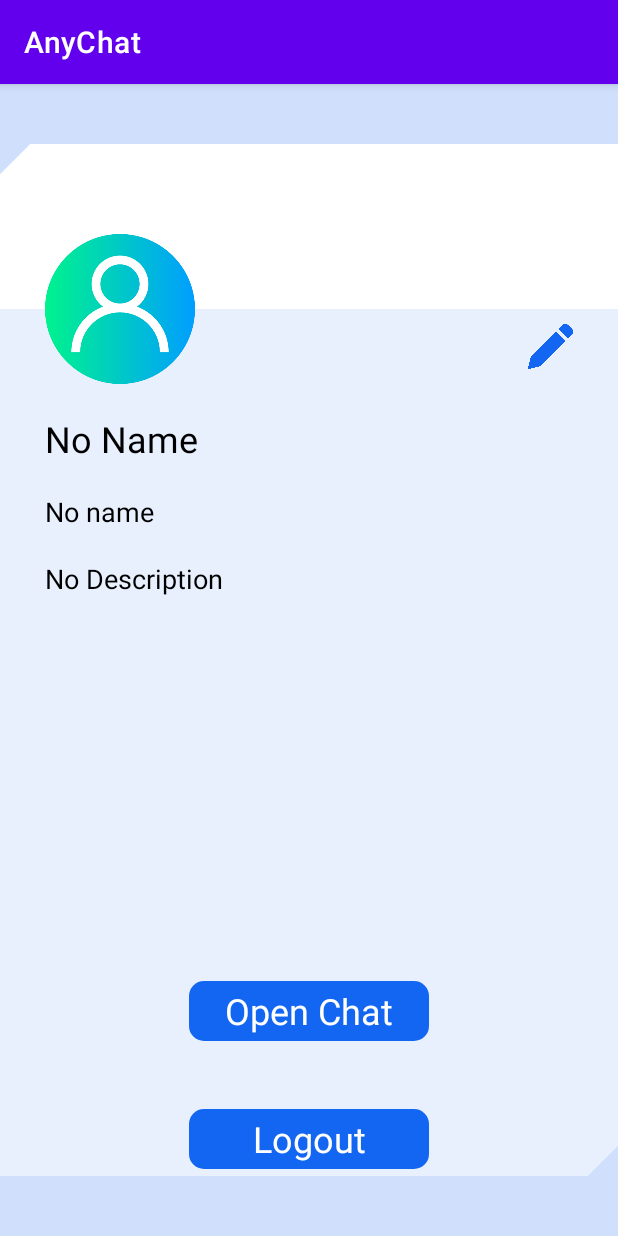
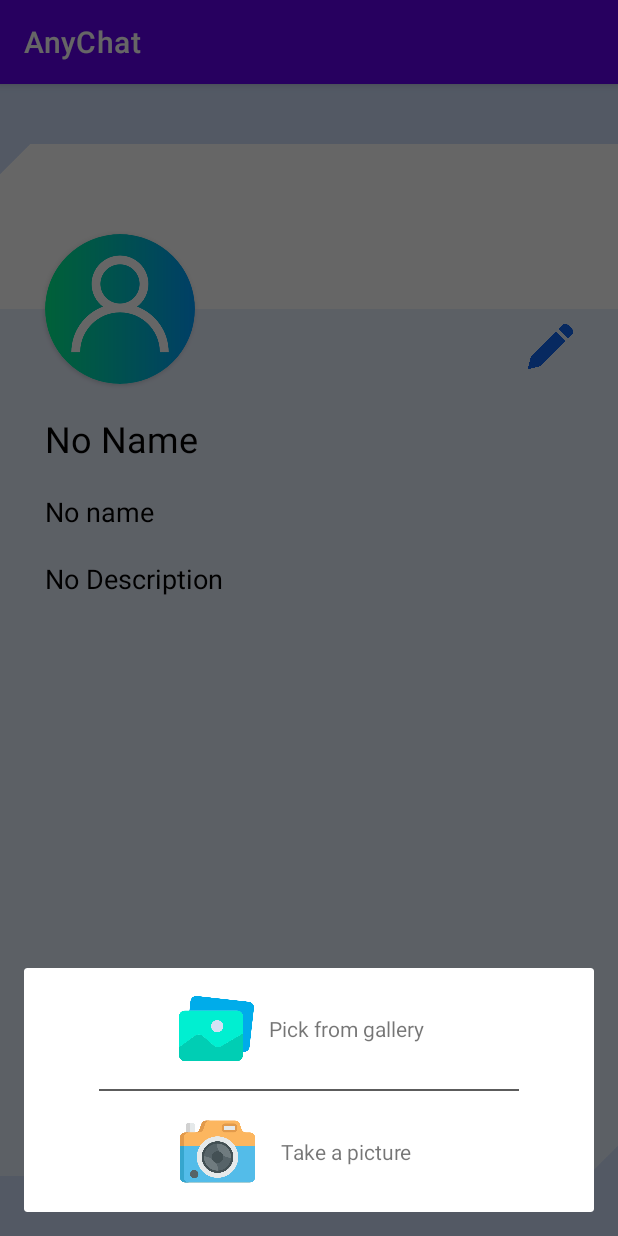
Before and after one commit to FaultHappens/AnyChat, an Android app: the fragment ProfileFragment shown on its own in the app's theme, after a tap on an icon or button, on a phone screen of 412 x 824 dp. Run offline under Robolectric (Android 15) with nearby library versions, the phone set to English and light mode, and no system bars; network calls fail; pictures from the network do not load; 1 statement that could not run was skipped.

Commit message:
Adding picture from gallery

```diff
--- a/app/src/main/AndroidManifest.xml
+++ b/app/src/main/AndroidManifest.xml
@@ -9,7 +9,6 @@
     <uses-permission android:name="android.permission.WRITE_EXTERNAL_STORAGE" tools:ignore="ScopedStorage" />
     <uses-feature android:name="android.hardware.camera"
         android:required="true" />
-
 
     <application
         android:allowBackup="true"
--- a/app/src/main/java/com/example/anychat/presentation/ui/fragment/ChatFragment.kt
+++ b/app/src/main/java/com/example/anychat/presentation/ui/fragment/ChatFragment.kt
@@ -84,7 +84,6 @@ class ChatFragment : Fragment() {
                 vm.getChatMessages().collectLatest { pagingData ->
                     chatAdapter.submitData(pagingData)
                 }
-                activity?.runOnUiThread { binding.messagesRV.scrollToPosition(10) }
             }
             vm.scrollDown()
         }
--- a/app/src/main/java/com/example/anychat/presentation/ui/fragment/ProfileFragment.kt
+++ b/app/src/main/java/com/example/anychat/presentation/ui/fragment/ProfileFragment.kt
@@ -1,6 +1,7 @@
 package com.example.anychat.presentation.ui.fragment
 
 import android.app.Activity.RESULT_OK
+import android.app.Dialog
 import android.content.ActivityNotFoundException
 import android.content.Context
 import android.content.Intent
@@ -10,12 +11,15 @@ import android.net.Uri
 import android.os.Bundle
 import android.provider.MediaStore
 import android.util.Log
+import android.view.Gravity
 import android.view.LayoutInflater
 import android.view.View
 import android.view.ViewGroup
+import android.widget.ImageView
 import androidx.fragment.app.Fragment
 import androidx.navigation.fragment.findNavController
 import com.example.anychat.R
+import com.example.anychat.databinding.ChangeImageDialogBinding
 import com.example.anychat.databinding.FragmentProfileBinding
 import com.example.anychat.presentation.vm.ProfileFragmentVM
 import okhttp3.MediaType
@@ -29,6 +33,9 @@ import java.util.*
 
 
 class ProfileFragment : Fragment() {
+
+    private var SELECT_PICTURE = 1
+    private val REQUEST_IMAGE_CAPTURE = 2
 
 
     lateinit var binding: FragmentProfileBinding
@@ -88,10 +95,8 @@ class ProfileFragment : Fragment() {
             findNavController().navigate(R.id.loginFragment)
         }
 
-
-
         binding.userImageIV.setOnClickListener {
-          dispatchTakePictureIntent()
+            showImageDialog()
         }
 
         if(username == null)
@@ -100,20 +105,45 @@ class ProfileFragment : Fragment() {
            vm.getUser(username)
 
     }
-    val REQUEST_IMAGE_CAPTURE = 1
 
-    private fun dispatchTakePictureIntent() {
+    private fun showImageDialog() {
+
+        val dialogBinding: ChangeImageDialogBinding = ChangeImageDialogBinding.inflate(LayoutInflater.from(requireContext()))
+
+
+        val dialog = Dialog(requireContext())
+
+        dialogBinding.chooseImageBttn.setOnClickListener {
+            val i = Intent()
+            i.type = "image/*"
+            i.action = Intent.ACTION_GET_CONTENT
+            startActivityForResult(Intent.createChooser(i, "Select Picture"), SELECT_PICTURE)
+            dialog.cancel()
+        }
+        dialogBinding.takePhotoBttn.setOnClickListener {
             val takePictureIntent = Intent(MediaStore.ACTION_IMAGE_CAPTURE)
             try {
                 startActivityForResult(takePictureIntent, REQUEST_IMAGE_CAPTURE)
             } catch (e: ActivityNotFoundException) {
                 e.printStackTrace()
             }
+            dialog.cancel()
         }
 
-    @Deprecated("Deprecated in Java")
+        dialog.setContentView(dialogBinding.root)
+        dialog.window!!.setGravity(Gravity.BOTTOM)
+        dialog.show()
+    }
+
     override fun onActivityResult(requestCode: Int, resultCode: Int, data: Intent?) {
-        if (requestCode == REQUEST_IMAGE_CAPTURE && resultCode == RESULT_OK) {
+        super.onActivityResult(requestCode, resultCode, data)
+
+        if (resultCode == RESULT_OK) {
+            if (requestCode == SELECT_PICTURE) {
+                var data = data?.data
+                binding.userImageIV.setImageURI(data)
+
+            }else if(requestCode == REQUEST_IMAGE_CAPTURE){
                 val imageBitmap = data?.extras?.get("data") as Bitmap
                 binding.userImageIV.setImageBitmap(imageBitmap)
 
@@ -135,12 +165,11 @@ class ProfileFragment : Fragment() {
                     fos.close()
                 }
 
-
-
                 val reqFile = RequestBody.create(MediaType.parse("image/jpg"), f)
                 val body = MultipartBody.Part.createFormData("file", f.name, reqFile)
                 vm.uploadPhoto(body)
+
             }
         }
-
     }
+}
--- a/app/src/main/java/com/example/anychat/presentation/vm/ProfileFragmentVM.kt
+++ b/app/src/main/java/com/example/anychat/presentation/vm/ProfileFragmentVM.kt
@@ -6,6 +6,7 @@ import androidx.lifecycle.MutableLiveData
 import androidx.lifecycle.ViewModel
 import androidx.lifecycle.viewModelScope
 import com.example.anychat.domain.model.dto.UserDTO
+import com.example.anychat.domain.repository.AuthRepository
 import com.example.anychat.domain.repository.UserRepository
 import com.google.gson.Gson
 import kotlinx.coroutines.launch
@@ -23,13 +24,14 @@ class ProfileFragmentVM(
         MutableLiveData<Bitmap>()
     }
 
-    fun getUser(username: String) {
+    fun getUser(username: String){
         viewModelScope.launch {
             val user = userRepository.getUser(username)
             val userDTO = user.body()
 
             if (user.isSuccessful)
                 userDTOLiveData.value = userDTO
+
             else {
                 val errorMap =
                     Gson().fromJson(user.errorBody()?.charStream(), Map::class.java)
--- /dev/null
+++ b/app/src/main/res/layout/change_image_dialog.xml
@@ -0,0 +1,57 @@
+<?xml version="1.0" encoding="utf-8"?>
+<LinearLayout xmlns:android="http://schemas.android.com/apk/res/android"
+    android:layout_width="match_parent"
+    android:orientation="vertical"
+    android:paddingHorizontal="50dp"
+    android:layout_height="wrap_content">
+
+    <LinearLayout
+        android:gravity="center"
+        android:id="@+id/chooseImageBttn"
+        android:layout_marginVertical="10dp"
+        android:orientation="horizontal"
+        android:padding="5dp"
+        android:layout_width="match_parent"
+        android:layout_height="wrap_content">
+
+        <ImageView
+            android:src="@drawable/ic_gallery"
+            android:layout_width="50dp"
+            android:layout_height="50dp"/>
+        <TextView
+            android:layout_marginHorizontal="10dp"
+            android:text="@string/pick_from_gallery"
+            android:layout_width="wrap_content"
+            android:layout_height="wrap_content"/>
+
+    </LinearLayout>
+
+    <View
+        android:background="#5C5C5C"
+        android:layout_width="match_parent"
+        android:layout_height="1dp"/>
+
+
+    <LinearLayout
+        android:gravity="center"
+        android:layout_marginVertical="10dp"
+        android:id="@+id/takePhotoBttn"
+        android:orientation="horizontal"
+        android:padding="5dp"
+        android:layout_width="match_parent"
+        android:layout_height="wrap_content">
+
+        <ImageView
+            android:src="@drawable/ic_camera"
+            android:layout_width="50dp"
+            android:layout_height="50dp"/>
+
+        <TextView
+            android:layout_marginHorizontal="17dp"
+            android:text="@string/take_a_picture"
+            android:layout_width="wrap_content"
+            android:layout_height="wrap_content"/>
+
+    </LinearLayout>
+
+</LinearLayout>
--- a/app/src/main/res/layout/fragment_profile.xml
+++ b/app/src/main/res/layout/fragment_profile.xml
@@ -17,15 +17,25 @@
         app:layout_constraintStart_toStartOf="parent"
         app:layout_constraintTop_toTopOf="parent" />
 
-    <ImageView
-        android:id="@+id/userImageIV"
+    <androidx.cardview.widget.CardView
+        android:id="@+id/cardView"
+        app:cardCornerRadius="50dp"
         android:layout_width="100dp"
         android:layout_height="100dp"
         android:layout_marginStart="30dp"
         android:layout_marginBottom="-50dp"
-        android:src="@drawable/ic_user"
         app:layout_constraintBottom_toTopOf="@+id/linearLayout6"
-        app:layout_constraintStart_toStartOf="parent" />
+        app:layout_constraintStart_toStartOf="parent">
+
+        <ImageView
+            android:scaleType="centerCrop"
+            android:id="@+id/userImageIV"
+            android:layout_width="match_parent"
+            android:layout_height="match_parent"
+            android:src="@drawable/ic_user" />
+
+    </androidx.cardview.widget.CardView>
+
 
     <ImageView
         android:id="@+id/editBttn"
@@ -48,7 +58,7 @@
         android:textColor="@color/black"
         android:textSize="24sp"
         app:layout_constraintStart_toStartOf="parent"
-        app:layout_constraintTop_toBottomOf="@+id/userImageIV" />
+        app:layout_constraintTop_toBottomOf="@+id/cardView" />
     <TextView
         android:id="@+id/fullnameET"
         android:text="No name"
--- a/app/src/main/res/values/strings.xml
+++ b/app/src/main/res/values/strings.xml
@@ -31,4 +31,6 @@
     <string name="allowed_email">ABCDEFGHIJKLMNOPQRSTUVWXYZ@.-abcdefghijklmnopqrstuvwxyz1234567890</string>
     <string name="allowed_password">ABCDEFGHIJKLMNOPQRSTUVWXYZ@.-#$%abcdefghijklmnopqrstuvwxyz1234567890</string>
     <string name="must_agree_terms">You must agree terms!</string>
+    <string name="pick_from_gallery">Pick from gallery</string>
+    <string name="take_a_picture">Take a picture</string>
 </resources>
```
Also changed, not shown: app/src/main/java/com/example/anychat/data/apiservice/user/UserApiService.kt (+1 -6 lines), app/src/main/res/layout/left_chat_item_card_view.xml (+14 -5 lines), app/src/main/res/layout/right_chat_item_card_view.xml (+13 -4 lines), app/src/main/res/drawable/ic_camera.png (added), app/src/main/res/drawable/ic_gallery.png (added). Lines whose indentation alone changed are shown as unchanged.
